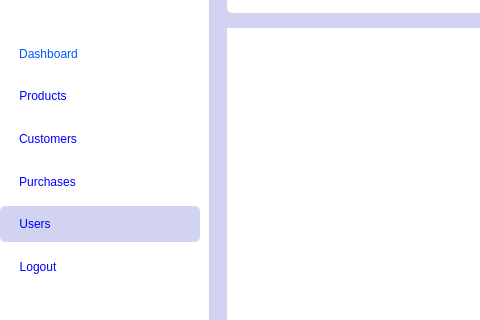
The window that UIs/user.ui (Code-ed381/Sales-App) describes before a commit, drawn with Qt 5; both pictures show x 0 to 480 and y 97 to 417 of the 941 by 520 pixel window.
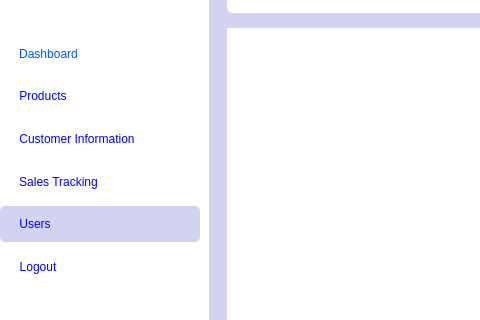
The same window after the commit. Icons and pictures are not drawn.

```diff
--- a/UIs/user.ui
+++ b/UIs/user.ui
@@ -317,7 +317,7 @@
 color: rgb(0, 0, 255);</string>
                   </property>
                   <property name="text">
-                   <string>Customers</string>
+                   <string>Customer Information</string>
                   </property>
                   <property name="icon">
                    <iconset>
@@ -362,7 +362,7 @@
 color: rgb(0, 0, 255);</string>
                   </property>
                   <property name="text">
-                   <string>Purchases</string>
+                   <string>Sales Tracking</string>
                   </property>
                   <property name="icon">
                    <iconset>
```
